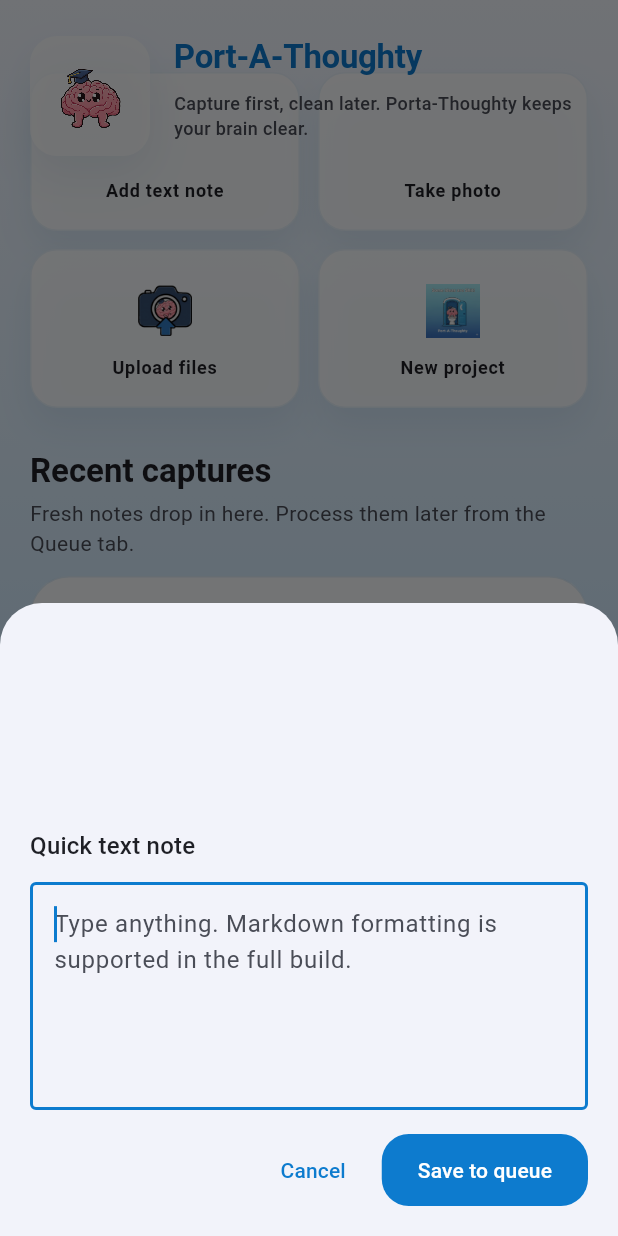
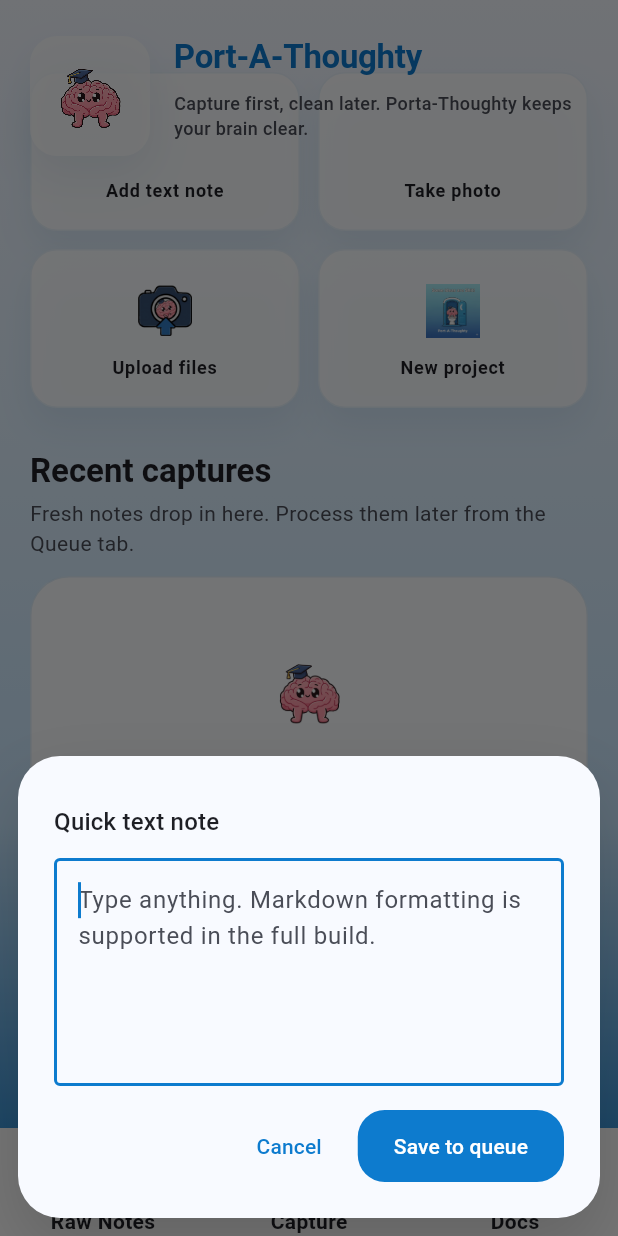
Before and after one commit to TrustEden/port-a-thoughty, a Flutter app: the screen it shows after launch, scrolled down 576 dp, after a tap on "Add text note", on a phone screen of 412 x 824 dp. Run offline on Flutter 3.47's test engine with Material 3 defaults, Android fonts, the phone set to English and light mode, and no system bars; our stand-ins replace file_picker, flutter_dotenv, google_fonts, image_picker, share_plus, speech_to_text and 2 more; missing offline and left inert: google_mlkit_text_recognition; accounts and stored records are empty; Roboto replaces fonts that are missing (Segoe UI).

Commit message:
Fix text note bottom sheet styling and positioning
- Apply standard bottom sheet styling with Container, border radius, and box shadow
- Reduce top padding from ~150px to 32px to move content closer to top edge
- Use standard padding values (24px) consistent with other bottom sheets
- Ensure proper keyboard handling and system navigation button respect with SafeArea
- Match the styling pattern used by image preview and other bottom sheets

```diff
--- a/lib/screens/capture_screen.dart
+++ b/lib/screens/capture_screen.dart
@@ -283,22 +283,29 @@ class _QuickActionsRow extends StatelessWidget {
     final result = await showModalBottomSheet<String>(
       isScrollControlled: true,
       context: context,
+      backgroundColor: Colors.transparent,
       builder: (context) {
-        // Calculate safe top padding to keep sheet below header
-        // Header height (~80px) + header padding (24+18=42px) + safe margin (30px) = ~150px
-        final screenHeight = MediaQuery.of(context).size.height;
-        final safeTopPadding = MediaQuery.of(context).padding.top;
-        final keyboardHeight = MediaQuery.of(context).viewInsets.bottom;
-        final minTopMargin = safeTopPadding + 150.0; // Keep below header
-
-        return SafeArea(
+        return Container(
+          margin: const EdgeInsets.all(12),
+          decoration: BoxDecoration(
+            color: theme.colorScheme.surface,
+            borderRadius: BorderRadius.circular(28),
+            boxShadow: const [
+              BoxShadow(
+                color: Color(0x26000000),
+                blurRadius: 40,
+                offset: Offset(0, 20),
+              ),
+            ],
+          ),
+          child: SafeArea(
             top: false,
             child: Padding(
               padding: EdgeInsets.only(
-              bottom: keyboardHeight + 20,
-              left: 20,
-              right: 20,
-              top: minTopMargin,
+                left: 24,
+                right: 24,
+                top: 32,
+                bottom: MediaQuery.of(context).viewInsets.bottom + 24,
               ),
               child: Column(
                 mainAxisSize: MainAxisSize.min,
@@ -333,6 +340,7 @@ class _QuickActionsRow extends StatelessWidget {
                     ],
                   ),
                 ],
+              ),
             ),
           ),
         );
```
Lines whose indentation alone changed are shown as unchanged.
